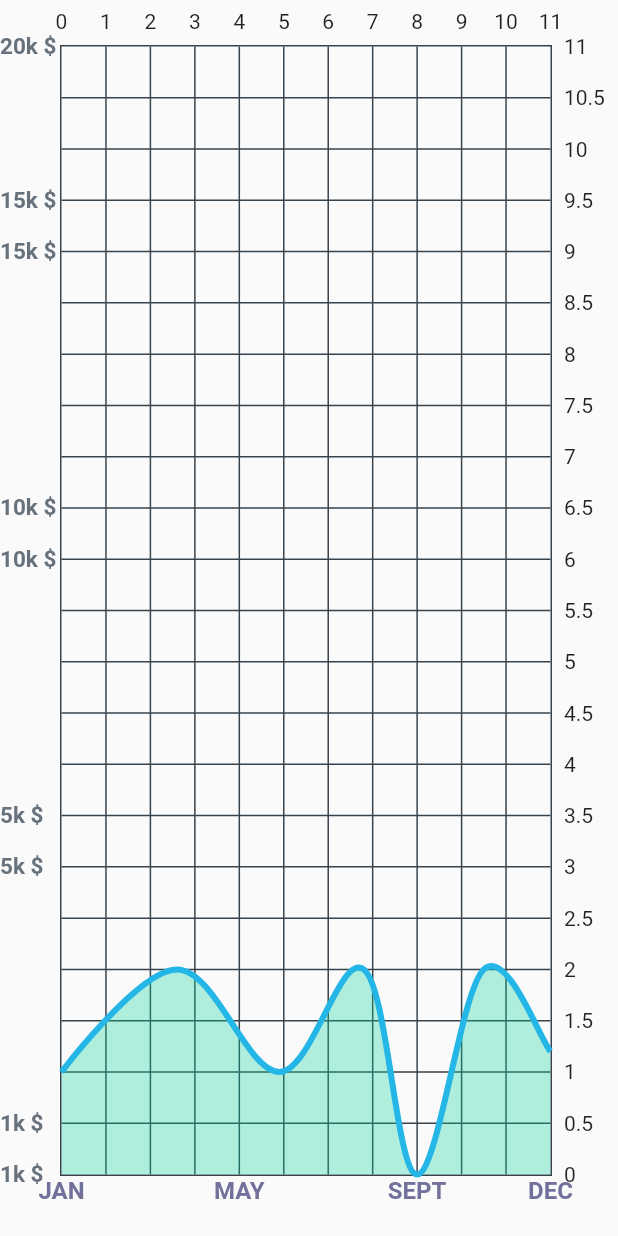
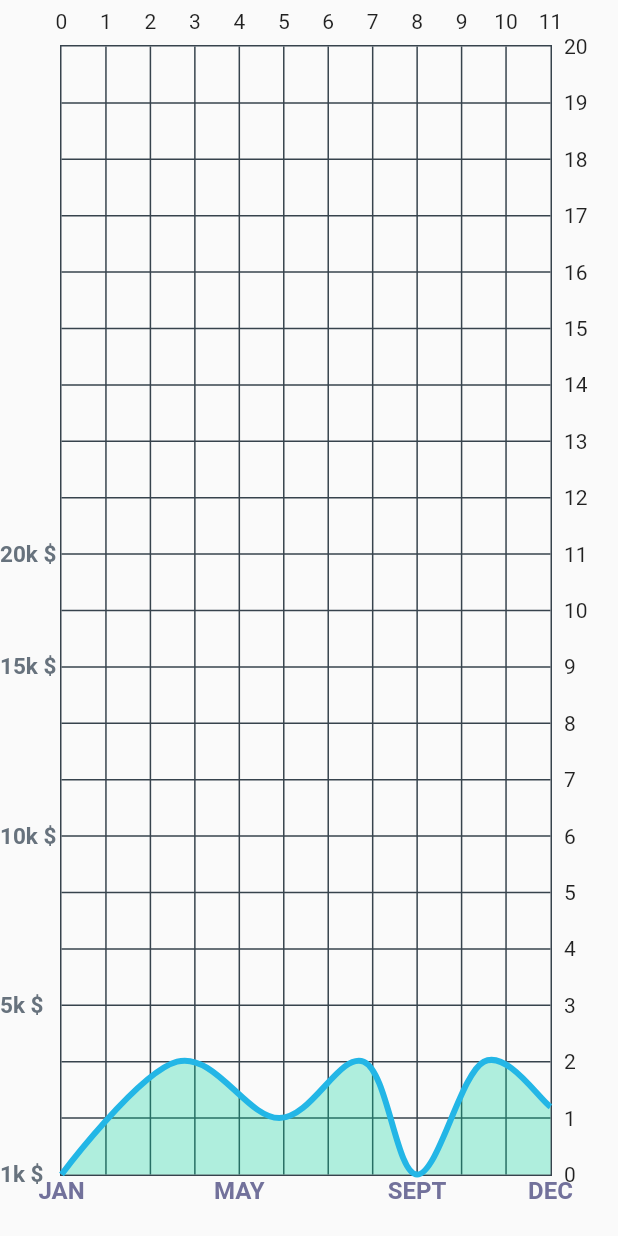
Before and after one commit to Priyank-Bhagat/Crypto_Cal, a Flutter app: the LineChartWidget widget shown alone on an empty page, opened directly, on a phone screen of 412 x 824 dp. Run offline on Flutter 3.47's test engine with Material 2 defaults, Android fonts, the phone set to English and light mode, and no system bars; drawn by our look-alikes of fl_chart; our stand-ins replace bloc, flutter_bloc, font_awesome_flutter, get; network calls fail.

Commit message:
fixed some UI bugs

```diff
--- a/lib/Screens/chart_page.dart
+++ b/lib/Screens/chart_page.dart
@@ -3,6 +3,10 @@ import 'package:flutter/material.dart';
 import '../widget/line_chart_widget.dart';
 
 class ChartPage extends StatelessWidget {
+
+  double deviceWidth(BuildContext context) => MediaQuery.of(context).size.width;
+  double deviceHeight(BuildContext context) =>
+      MediaQuery.of(context).size.height;
   @override
   Widget build(BuildContext context) => Card(
         elevation: 4,
@@ -11,7 +15,7 @@ class ChartPage extends StatelessWidget {
         ),
         color: const Color(0xff020227),
         child: Padding(
-          padding: const EdgeInsets.only(top: 12),
+          padding:  EdgeInsets.only(top: deviceHeight(context)*.2),
           child: LineChartWidget(),
         ),
       );
--- a/lib/widget/line_chart_widget.dart
+++ b/lib/widget/line_chart_widget.dart
@@ -18,7 +18,7 @@ class LineChartWidget extends StatelessWidget {
         minX: 0,
         maxX: 11,
         minY: 0,
-        maxY: 11,
+        maxY: 20,
         gridData: FlGridData(
           show: true,
           getDrawingHorizontalLine: (value) {
@@ -42,7 +42,7 @@ class LineChartWidget extends StatelessWidget {
         lineBarsData: [
           LineChartBarData(
             spots: [
-              FlSpot(0, 1),
+              FlSpot(0, 0),
               FlSpot(2.6, 2),
               FlSpot(4.9, 1),
               FlSpot(6.8, 2),
```
Also changed, not shown: lib/Screens/home_page.dart (+10 -10 lines).
